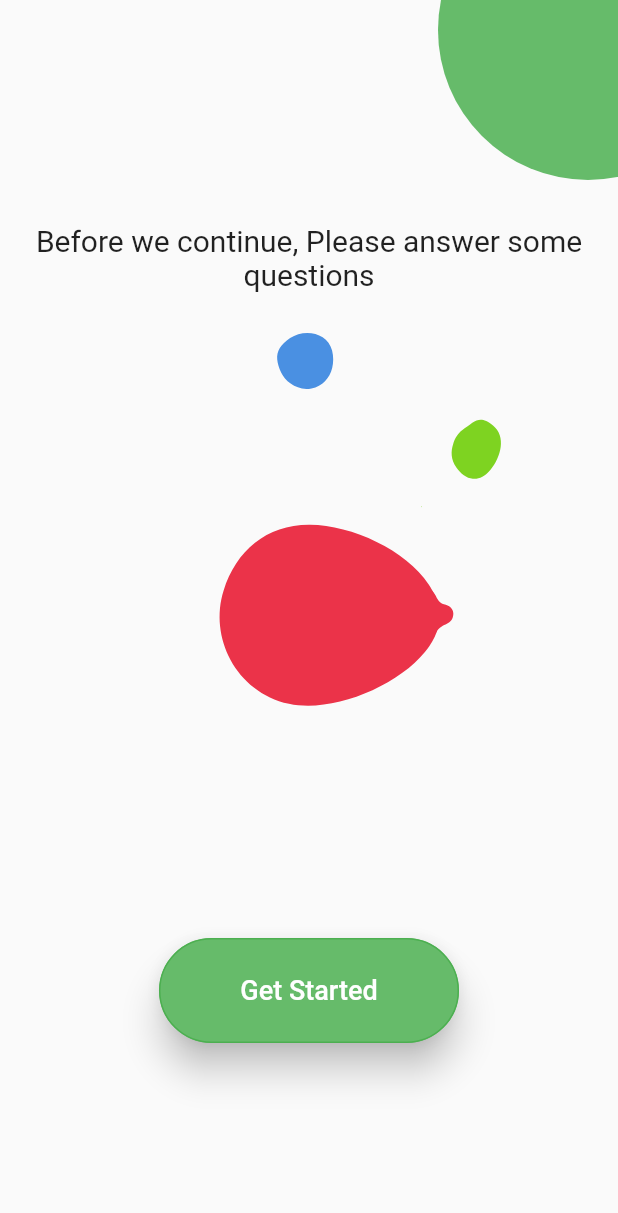
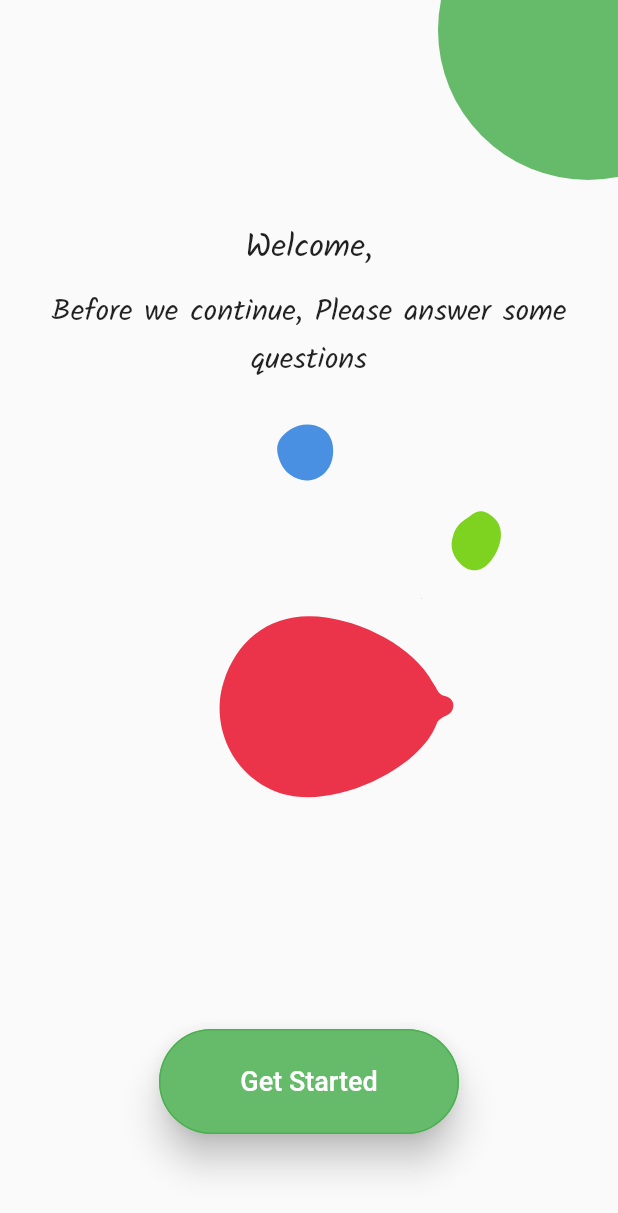
Before and after one commit to Rohit-RA-2020/Solution-Challenge, a Flutter app: the GettingStarted screen opened directly with empty values, on a phone screen of 412 x 824 dp. Shown: the top 1213 px of the screen. Run offline on Flutter 3.47's test engine with Material 2 defaults, Android fonts, the phone set to English and light mode, and no system bars; our stand-ins replace firebase_auth, firebase_core, flutter_screenutil, flutter_svg, google_fonts, google_sign_in and 1 more; missing offline and left inert: flutter_facebook_auth; accounts and stored records are empty.

Commit message:
Config Changes & Welcome Screen

```diff
--- a/reduce_footprint/lib/Auth/facebook_auth.dart
+++ b/reduce_footprint/lib/Auth/facebook_auth.dart
@@ -20,9 +20,7 @@ class FacebookSignProvider {
             context,
             CupertinoPageRoute(
               builder: (context) => GettingStarted(
-                email: user.user!.email,
-                name: user.user!.displayName,
-                img: user.user!.photoURL,
+                user: user.user!,
               ),
             ),
           );
--- a/reduce_footprint/lib/Auth/google_auth.dart
+++ b/reduce_footprint/lib/Auth/google_auth.dart
@@ -39,9 +39,7 @@ class GoogleSignInProvider {
           context,
           CupertinoPageRoute(
             builder: (context) => GettingStarted(
-              email: user.user!.email,
-              name: user.user!.displayName,
-              img: user.user!.photoURL,
+             user: user.user!,
             ),
           ),
         );
--- a/reduce_footprint/lib/Screens/getting_started.dart
+++ b/reduce_footprint/lib/Screens/getting_started.dart
@@ -1,3 +1,5 @@
+import 'package:firebase_auth/firebase_auth.dart';
+import 'package:flutter/cupertino.dart';
 import 'package:flutter/material.dart';
 import 'package:google_fonts/google_fonts.dart';
 import 'package:lottie/lottie.dart';
@@ -5,16 +7,8 @@ import '../constants.dart';
 import 'package:flutter_screenutil/flutter_screenutil.dart';
 
 class GettingStarted extends StatelessWidget {
-  const GettingStarted({
-    Key? key,
-    required this.email,
-    required this.name,
-    required this.img,
-  }) : super(key: key);
-
-  final String? email;
-  final String? name;
-  final String? img;
+  const GettingStarted({Key? key, required this.user}) : super(key: key);
+  final User user;
 
   @override
   Widget build(BuildContext context) {
@@ -40,8 +34,17 @@ class GettingStarted extends StatelessWidget {
                 SizedBox(
                   child: Center(
                     child: Text(
+                      'Welcome, ${user.displayName ?? 'User'}',
+                      style: GoogleFonts.kalam(fontSize: 22.sp),
+                      textAlign: TextAlign.center,
+                    ),
+                  ),
+                ),
+                SizedBox(
+                  child: Center(
+                    child: Text(
                       'Before we continue, Please answer some questions',
-                      style: GoogleFonts.supermercadoOne(fontSize: 20.sp),
+                      style: GoogleFonts.kalam(fontSize: 20.sp),
                       textAlign: TextAlign.center,
                     ),
                   ),
@@ -68,7 +71,7 @@ class GettingStarted extends StatelessWidget {
                     ),
                   ),
                 ),
-                SizedBox(height: 110.sp),
+                SizedBox(height: 50.sp),
               ],
             ),
           ],
```
Also changed, not shown: reduce_footprint/lib/Auth/auth.dart (+2 -5 lines), 1 other file.
